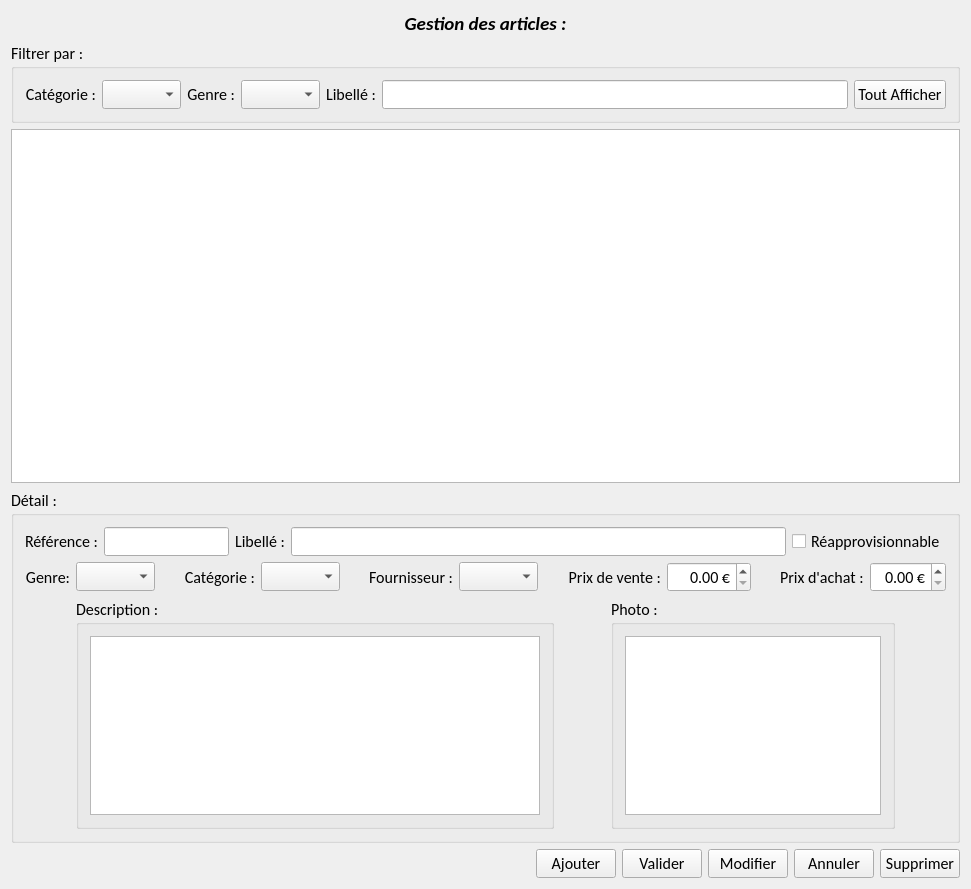
cok1/SeboApp, file SeboApp/InterfaceGraphique/Articles/GuiGestionArticle.ui: the form before one commit.
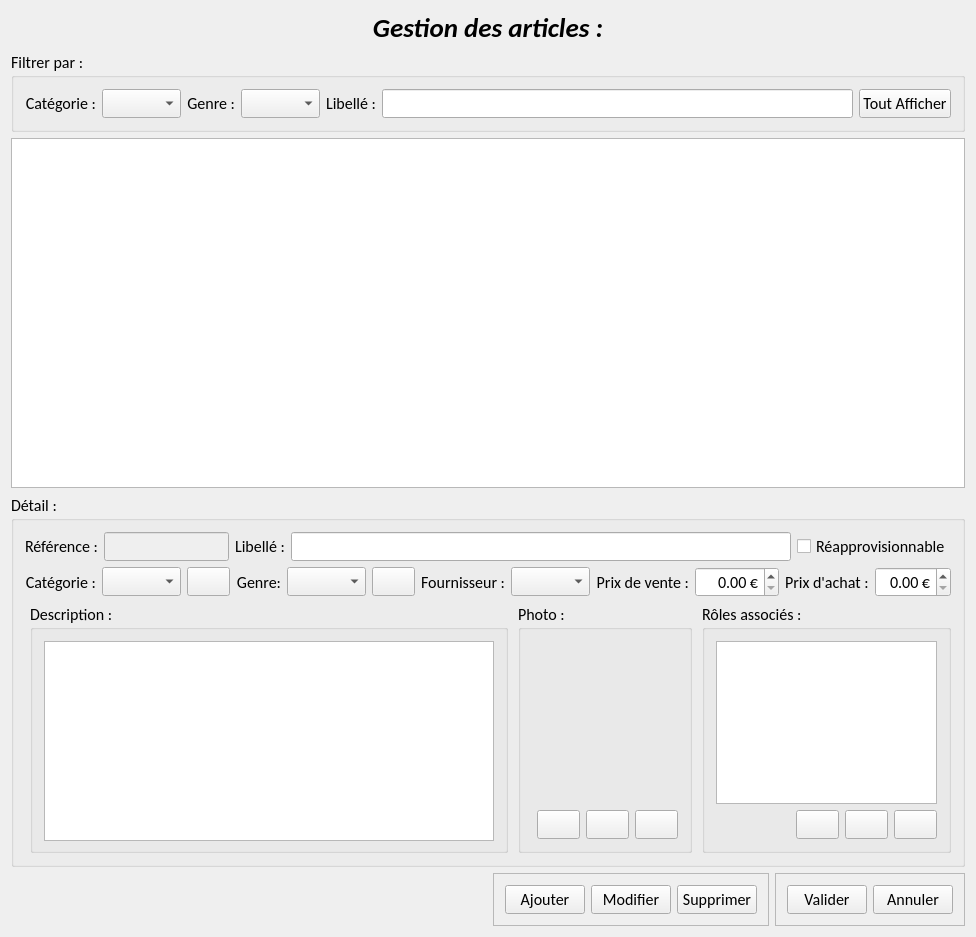
The form after the commit. Icons and pictures are not drawn.

Commit message: Gestion des articles en cours

```diff
--- a/SeboApp/InterfaceGraphique/Articles/GuiGestionArticle.ui
+++ b/SeboApp/InterfaceGraphique/Articles/GuiGestionArticle.ui
@@ -6,8 +6,8 @@
    <rect>
     <x>0</x>
     <y>0</y>
-    <width>971</width>
-    <height>889</height>
+    <width>943</width>
+    <height>910</height>
    </rect>
   </property>
   <property name="font">
@@ -25,7 +25,7 @@
      <property name="font">
       <font>
        <family>Calibri</family>
-       <pointsize>14</pointsize>
+       <pointsize>20</pointsize>
        <weight>75</weight>
        <italic>true</italic>
        <bold>true</bold>
@@ -114,6 +114,12 @@
    </item>
    <item>
     <widget class="QTableView" name="tvArticle">
+     <property name="minimumSize">
+      <size>
+       <width>0</width>
+       <height>350</height>
+      </size>
+     </property>
      <property name="editTriggers">
       <set>QAbstractItemView::NoEditTriggers</set>
      </property>
@@ -144,9 +150,7 @@
      </property>
      <layout class="QVBoxLayout" name="verticalLayout_3">
       <item>
-       <layout class="QVBoxLayout" name="verticalLayout_2">
-        <item>
-         <layout class="QHBoxLayout" name="horizontalLayout_2">
+       <layout class="QHBoxLayout" name="hlDetail1">
           <item>
            <widget class="QLabel" name="lblReference">
             <property name="text">
@@ -159,6 +163,9 @@
           </item>
           <item>
            <widget class="QLineEdit" name="leReference">
+          <property name="enabled">
+           <bool>false</bool>
+          </property>
             <property name="sizePolicy">
              <sizepolicy hsizetype="Preferred" vsizetype="Fixed">
               <horstretch>0</horstretch>
@@ -190,7 +197,47 @@
          </layout>
         </item>
         <item>
-         <layout class="QHBoxLayout" name="horizontalLayout_4">
+       <layout class="QHBoxLayout" name="hlDetail2">
+        <item>
+         <widget class="QLabel" name="lblCategorie">
+          <property name="text">
+           <string>Catégorie :</string>
+          </property>
+          <property name="alignment">
+           <set>Qt::AlignRight|Qt::AlignTrailing|Qt::AlignVCenter</set>
+          </property>
+         </widget>
+        </item>
+        <item>
+         <widget class="QComboBox" name="cbCategorie"/>
+        </item>
+        <item>
+         <widget class="QPushButton" name="btnGererCategorie">
+          <property name="toolTip">
+           <string>Permet de gérer les catégories</string>
+          </property>
+          <property name="text">
+           <string/>
+          </property>
+          <property name="icon">
+           <iconset resource="../../SeboApp.qrc">
+            <normaloff>:/SeboApp/Resources/modifier2.png</normaloff>:/SeboApp/Resources/modifier2.png</iconset>
+          </property>
+         </widget>
+        </item>
+        <item>
+         <spacer name="horizontalSpacer_6">
+          <property name="orientation">
+           <enum>Qt::Horizontal</enum>
+          </property>
+          <property name="sizeHint" stdset="0">
+           <size>
+            <width>40</width>
+            <height>20</height>
+           </size>
+          </property>
+         </spacer>
+        </item>
           <item>
            <widget class="QLabel" name="lblGenre">
             <property name="text">
@@ -204,6 +251,20 @@
           <item>
            <widget class="QComboBox" name="cbGenre"/>
           </item>
+        <item>
+         <widget class="QPushButton" name="btnGererGenre">
+          <property name="toolTip">
+           <string>Permet de gérer les genres</string>
+          </property>
+          <property name="text">
+           <string/>
+          </property>
+          <property name="icon">
+           <iconset resource="../../SeboApp.qrc">
+            <normaloff>:/SeboApp/Resources/modifier2.png</normaloff>:/SeboApp/Resources/modifier2.png</iconset>
+          </property>
+         </widget>
+        </item>
           <item>
            <spacer name="horizontalSpacer_5">
             <property name="orientation">
@@ -217,32 +278,6 @@
             </property>
            </spacer>
           </item>
-          <item>
-           <widget class="QLabel" name="lblCategorie">
-            <property name="text">
-             <string>Catégorie :</string>
-            </property>
-            <property name="alignment">
-             <set>Qt::AlignRight|Qt::AlignTrailing|Qt::AlignVCenter</set>
-            </property>
-           </widget>
-          </item>
-          <item>
-           <widget class="QComboBox" name="cbCategorie"/>
-          </item>
-          <item>
-           <spacer name="horizontalSpacer_6">
-            <property name="orientation">
-             <enum>Qt::Horizontal</enum>
-            </property>
-            <property name="sizeHint" stdset="0">
-             <size>
-              <width>40</width>
-              <height>20</height>
-             </size>
-            </property>
-           </spacer>
-          </item>
           <item>
            <widget class="QLabel" name="lblFournisseur">
             <property name="text">
@@ -337,7 +372,7 @@
          </layout>
         </item>
         <item>
-         <layout class="QHBoxLayout" name="horizontalLayout_3">
+       <layout class="QHBoxLayout" name="hlDetail3">
           <item>
            <spacer name="horizontalSpacer">
             <property name="orientation">
@@ -353,6 +388,12 @@
           </item>
           <item>
            <widget class="QGroupBox" name="gbDescription">
+          <property name="maximumSize">
+           <size>
+            <width>16777215</width>
+            <height>250</height>
+           </size>
+          </property>
             <property name="title">
              <string>Description :</string>
             </property>
@@ -368,7 +409,13 @@
                <property name="minimumSize">
                 <size>
                  <width>450</width>
-                 <height>0</height>
+               <height>200</height>
+              </size>
+             </property>
+             <property name="maximumSize">
+              <size>
+               <width>16777215</width>
+               <height>16777215</height>
                 </size>
                </property>
               </widget>
@@ -400,23 +447,124 @@
             <property name="maximumSize">
              <size>
               <width>461</width>
-              <height>231</height>
+            <height>250</height>
              </size>
             </property>
             <property name="title">
              <string>Photo :</string>
             </property>
-            <layout class="QHBoxLayout" name="horizontalLayout_6">
+          <layout class="QVBoxLayout" name="verticalLayout_2">
              <item>
-              <widget class="QGraphicsView" name="gvPhoto">
+            <widget class="QLabel" name="lblPhoto">
                <property name="sizePolicy">
                 <sizepolicy hsizetype="Preferred" vsizetype="Preferred">
                  <horstretch>0</horstretch>
                  <verstretch>0</verstretch>
                 </sizepolicy>
                </property>
-              </widget>
-             </item>
+             <property name="minimumSize">
+              <size>
+               <width>150</width>
+               <height>150</height>
+              </size>
+             </property>
+             <property name="maximumSize">
+              <size>
+               <width>250</width>
+               <height>250</height>
+              </size>
+             </property>
+             <property name="sizeIncrement">
+              <size>
+               <width>0</width>
+               <height>0</height>
+              </size>
+             </property>
+             <property name="baseSize">
+              <size>
+               <width>0</width>
+               <height>0</height>
+              </size>
+             </property>
+             <property name="text">
+              <string/>
+             </property>
+             <property name="pixmap">
+              <pixmap resource="../../SeboApp.qrc">:/SeboApp/Y:/____ CARYS-SEBO/kaaris.png</pixmap>
+             </property>
+             <property name="scaledContents">
+              <bool>true</bool>
+             </property>
+             <property name="alignment">
+              <set>Qt::AlignCenter</set>
+             </property>
+             <property name="margin">
+              <number>2</number>
+             </property>
+             <property name="indent">
+              <number>0</number>
+             </property>
+            </widget>
+           </item>
+           <item>
+            <layout class="QHBoxLayout" name="hlBoutonsPhoto">
+             <item>
+              <spacer name="horizontalSpacer_10">
+               <property name="orientation">
+                <enum>Qt::Horizontal</enum>
+               </property>
+               <property name="sizeHint" stdset="0">
+                <size>
+                 <width>40</width>
+                 <height>20</height>
+                </size>
+               </property>
+              </spacer>
+             </item>
+             <item>
+              <widget class="QPushButton" name="btnAjouterPhoto">
+               <property name="toolTip">
+                <string>Permet d'ajouter une photo</string>
+               </property>
+               <property name="text">
+                <string/>
+               </property>
+               <property name="icon">
+                <iconset resource="../../SeboApp.qrc">
+                 <normaloff>:/SeboApp/Resources/add2.png</normaloff>:/SeboApp/Resources/add2.png</iconset>
+               </property>
+              </widget>
+             </item>
+             <item>
+              <widget class="QPushButton" name="btnModifierPhoto">
+               <property name="toolTip">
+                <string>permet de modifier la photo</string>
+               </property>
+               <property name="text">
+                <string/>
+               </property>
+               <property name="icon">
+                <iconset resource="../../SeboApp.qrc">
+                 <normaloff>:/SeboApp/Resources/modifier2.png</normaloff>:/SeboApp/Resources/modifier2.png</iconset>
+               </property>
+              </widget>
+             </item>
+             <item>
+              <widget class="QPushButton" name="btnSupprimerPhoto">
+               <property name="toolTip">
+                <string>Permet de supprimer la photo</string>
+               </property>
+               <property name="text">
+                <string/>
+               </property>
+               <property name="icon">
+                <iconset resource="../../SeboApp.qrc">
+                 <normaloff>:/SeboApp/Resources/delete2.png</normaloff>:/SeboApp/Resources/delete2.png</iconset>
+               </property>
+              </widget>
+             </item>
+            </layout>
+           </item>
             </layout>
            </widget>
           </item>
@@ -433,11 +581,87 @@
             </property>
            </spacer>
           </item>
+        <item>
+         <widget class="QGroupBox" name="gbRoles">
+          <property name="title">
+           <string>Rôles associés :</string>
+          </property>
+          <layout class="QVBoxLayout" name="verticalLayout_4">
+           <item>
+            <widget class="QTableWidget" name="tvRoles">
+             <property name="minimumSize">
+              <size>
+               <width>175</width>
+               <height>0</height>
+              </size>
+             </property>
+            </widget>
+           </item>
+           <item>
+            <layout class="QHBoxLayout" name="hlBoutonsRoles">
+             <item>
+              <spacer name="horizontalSpacer_9">
+               <property name="orientation">
+                <enum>Qt::Horizontal</enum>
+               </property>
+               <property name="sizeHint" stdset="0">
+                <size>
+                 <width>40</width>
+                 <height>20</height>
+                </size>
+               </property>
+              </spacer>
+             </item>
+             <item>
+              <widget class="QPushButton" name="btnAjouterRole">
+               <property name="toolTip">
+                <string>Permet d'ajouter un rôle</string>
+               </property>
+               <property name="text">
+                <string/>
+               </property>
+               <property name="icon">
+                <iconset resource="../../SeboApp.qrc">
+                 <normaloff>:/SeboApp/Resources/add2.png</normaloff>:/SeboApp/Resources/add2.png</iconset>
+               </property>
+              </widget>
+             </item>
+             <item>
+              <widget class="QPushButton" name="btnModifierRole">
+               <property name="toolTip">
+                <string>Permet de modifier un rôle</string>
+               </property>
+               <property name="text">
+                <string/>
+               </property>
+               <property name="icon">
+                <iconset resource="../../SeboApp.qrc">
+                 <normaloff>:/SeboApp/Resources/modifier2.png</normaloff>:/SeboApp/Resources/modifier2.png</iconset>
+               </property>
+              </widget>
+             </item>
+             <item>
+              <widget class="QPushButton" name="btnSupprimerRole">
+               <property name="toolTip">
+                <string>Permet de supprrimer un rôle</string>
+               </property>
+               <property name="text">
+                <string/>
+               </property>
+               <property name="icon">
+                <iconset resource="../../SeboApp.qrc">
+                 <normaloff>:/SeboApp/Resources/delete2.png</normaloff>:/SeboApp/Resources/delete2.png</iconset>
+               </property>
+              </widget>
+             </item>
          </layout>
         </item>
        </layout>
-      </item>
-     </layout>
+         </widget>
+        </item>
+       </layout>
+      </item>
+     </layout>
     </widget>
    </item>
    <item>
@@ -456,6 +680,15 @@
       </spacer>
      </item>
      <item>
+      <widget class="QFrame" name="frGestion">
+       <property name="frameShape">
+        <enum>QFrame::StyledPanel</enum>
+       </property>
+       <property name="frameShadow">
+        <enum>QFrame::Raised</enum>
+       </property>
+       <layout class="QHBoxLayout" name="horizontalLayout_2">
+        <item>
       <widget class="QPushButton" name="btnAjouter">
        <property name="text">
         <string>Ajouter</string>
@@ -467,6 +700,40 @@
       </widget>
      </item>
      <item>
+         <widget class="QPushButton" name="btnModifier">
+          <property name="text">
+           <string>Modifier</string>
+          </property>
+          <property name="icon">
+           <iconset resource="../../SeboApp.qrc">
+            <normaloff>:/SeboApp/Resources/modifier2.png</normaloff>:/SeboApp/Resources/modifier2.png</iconset>
+          </property>
+         </widget>
+        </item>
+        <item>
+         <widget class="QPushButton" name="btnSupprimer">
+          <property name="text">
+           <string>Supprimer</string>
+          </property>
+          <property name="icon">
+           <iconset resource="../../SeboApp.qrc">
+            <normaloff>:/SeboApp/Resources/delete2.png</normaloff>:/SeboApp/Resources/delete2.png</iconset>
+          </property>
+         </widget>
+        </item>
+       </layout>
+      </widget>
+     </item>
+     <item>
+      <widget class="QFrame" name="frEdition">
+       <property name="frameShape">
+        <enum>QFrame::StyledPanel</enum>
+       </property>
+       <property name="frameShadow">
+        <enum>QFrame::Raised</enum>
+       </property>
+       <layout class="QHBoxLayout" name="horizontalLayout_3">
+        <item>
       <widget class="QPushButton" name="btnValider">
        <property name="text">
         <string>Valider</string>
@@ -477,17 +744,6 @@
        </property>
       </widget>
      </item>
-     <item>
-      <widget class="QPushButton" name="btnModifier">
-       <property name="text">
-        <string>Modifier</string>
-       </property>
-       <property name="icon">
-        <iconset resource="../../SeboApp.qrc">
-         <normaloff>:/SeboApp/Resources/modifier2.png</normaloff>:/SeboApp/Resources/modifier2.png</iconset>
-       </property>
-      </widget>
-     </item>
      <item>
       <widget class="QPushButton" name="btnAnnuler">
        <property name="text">
@@ -499,15 +755,7 @@
        </property>
       </widget>
      </item>
-     <item>
-      <widget class="QPushButton" name="btnSupprimer">
-       <property name="text">
-        <string>Supprimer</string>
-       </property>
-       <property name="icon">
-        <iconset resource="../../SeboApp.qrc">
-         <normaloff>:/SeboApp/Resources/delete2.png</normaloff>:/SeboApp/Resources/delete2.png</iconset>
-       </property>
+       </layout>
       </widget>
      </item>
     </layout>
```
Left out of the diff: 9 changed lines with no effect on the pictures. Lines whose indentation alone changed are shown as unchanged. The commit also changes 7 other files.
